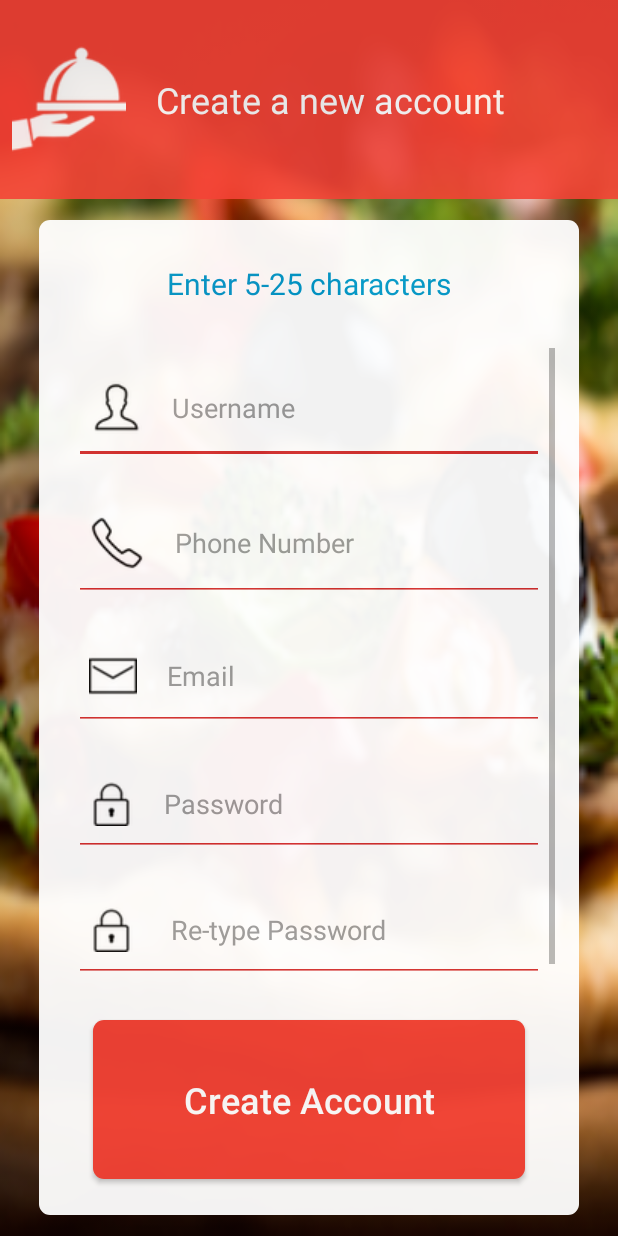
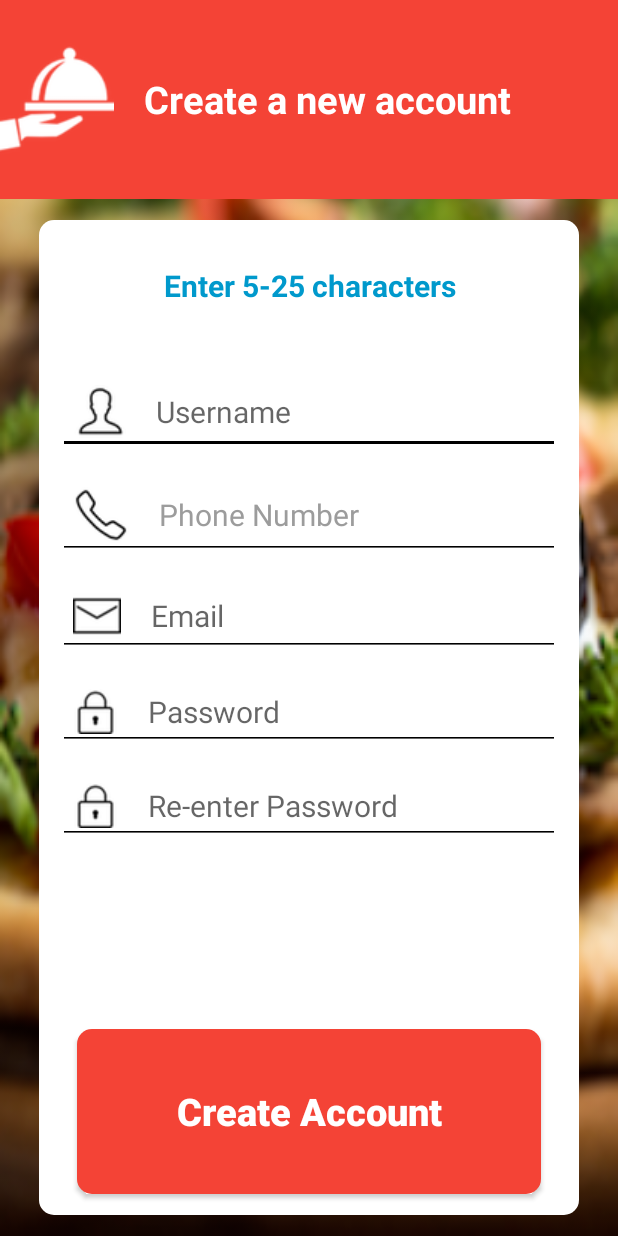
Before and after one commit to Ankitgarg891/OrderUpData, an Android app: the SignUpActivity screen opened directly, with no data from a screen before it, on a phone screen of 412 x 824 dp. Run offline under Robolectric (Android 15) with nearby library versions, the phone set to English and light mode, and no system bars; our stand-ins replace Firebase (no records; nobody signed in at launch, a user with empty details on screens opened directly).

Commit message:
8/10/17 - 4 : 15 pm

```diff
--- a/app/src/main/res/drawable/button_cornor_white.xml
+++ b/app/src/main/res/drawable/button_cornor_white.xml
@@ -2,22 +2,8 @@
 <shape xmlns:android="http://schemas.android.com/apk/res/android"
     android:shape="rectangle">
 
-    <corners android:radius="7dp"
+    <corners android:radius="10dp" />
 
-
-        />
-
-    <!--
-        <stroke
-            android:width="2dp"
-            android:color="@android:color/black"></stroke>-->
-
-    <solid android:color="@android:color/white"></solid>
-
-
-    <size
-        android:width="270dp"
-        android:height="60dp" />
-
+    <solid android:color="@color/primary"></solid>
 
 </shape>
--- a/app/src/main/res/layout/activity_sign_up.xml
+++ b/app/src/main/res/layout/activity_sign_up.xml
@@ -5,47 +5,30 @@
     android:layout_width="match_parent"
     android:layout_height="match_parent"
     android:orientation="vertical"
-
-
-    tools:context="com.example.food.orderup.SignUpActivity"
-
-    >
-
+    tools:context="com.example.food.orderup.SignUpActivity">
 
     <LinearLayout
         android:layout_width="match_parent"
         android:layout_height="match_parent"
-
-
         android:background="@drawable/pizza_half"
-
-
         android:orientation="vertical"
-        android:weightSum="12"
-
-        >
+        android:weightSum="12">
 
         <TextView
             android:layout_width="match_parent"
             android:layout_height="0dp"
             android:layout_weight="2"
-            android:alpha=".9"
             android:background="@color/primary"
             android:drawableLeft="@drawable/tray_76"
             android:drawablePadding="20dp"
             android:drawableTint="@android:color/white"
-
-
             android:gravity="center|start"
             android:paddingBottom="10dp"
-            android:paddingLeft="8dp"
             android:paddingTop="10dp"
             android:text="Create a new account"
             android:textColor="@android:color/white"
-            android:textSize="24dp"
-
-            />
-
+            android:textSize="25sp"
+            android:textStyle="bold" />
 
         <LinearLayout
             android:layout_width="match_parent"
@@ -55,41 +38,31 @@
             android:layout_marginRight="26dp"
             android:layout_marginTop="14dp"
             android:layout_weight="10"
-            android:alpha=".95"
-
-
             android:background="@drawable/button_cornor_white"
+            android:backgroundTint="@android:color/white"
             android:orientation="vertical"
-            android:paddingLeft="16dp"
-
-
-            android:paddingRight="16dp"
-
-            android:weightSum="18"
-
-
-            >
+            android:paddingLeft="5dp"
+            android:paddingRight="5dp"
+            android:weightSum="18">
 
             <TextView
                 android:id="@+id/error_details"
                 android:layout_width="match_parent"
                 android:layout_height="0dp"
-
-
                 android:layout_weight="2.5"
                 android:gravity="center"
                 android:padding="5dp"
                 android:text="Fill your details below "
                 android:textColor="@android:color/holo_blue_dark"
-                android:textSize="20dp" />
-
+                android:textSize="20sp"
+                android:textStyle="bold" />
 
             <ScrollView
                 android:layout_width="match_parent"
                 android:layout_height="0dp"
                 android:layout_marginBottom="5dp"
                 android:layout_weight="12.3"
-                android:scrollbarFadeDuration="10000">
+                android:scrollbars="none">
 
                 <LinearLayout
                     android:layout_width="match_parent"
@@ -97,225 +70,113 @@
                     android:orientation="vertical"
                     android:weightSum="17.5">
 
-
                     <EditText
                         android:id="@+id/new_user"
                         android:layout_width="match_parent"
-
                         android:layout_height="0dp"
-                        android:layout_marginBottom="12dp"
                         android:layout_marginLeft="7dp"
-
                         android:layout_marginRight="7dp"
                         android:layout_marginTop="12dp"
                         android:layout_weight="3.5"
-                        android:backgroundTint="@color/primary_dark"
-                        android:drawableLeft="@drawable/user_icon"
+                        android:backgroundTint="@android:color/black"
+                        android:drawableLeft="@drawable/user"
                         android:drawablePadding="20dp"
-
-                        android:drawableTint="@android:color/black"
-
-
                         android:hint="Username"
-                        android:imeOptions="actionNext"
                         android:inputType="textPersonName"
-                        android:paddingBottom="20dp"
-
-
                         android:paddingLeft="10dp"
                         android:textColor="@android:color/black"
-                        android:textColorHint="@color/grey"
-                        android:textSize="18sp"
-
-
-                        />
-
+                        android:textSize="20sp" />
 
                     <EditText
                         android:id="@+id/new_phone"
                         android:layout_width="match_parent"
-
                         android:layout_height="0dp"
-                        android:layout_marginBottom="12dp"
                         android:layout_marginLeft="7dp"
-
                         android:layout_marginRight="7dp"
                         android:layout_marginTop="12dp"
-
-
                         android:layout_weight="3.5"
-                        android:backgroundTint="@color/primary_dark"
+                        android:backgroundTint="@android:color/black"
                         android:drawableLeft="@drawable/phone"
                         android:drawablePadding="20dp"
-
-                        android:drawableTint="@android:color/black"
-
-
                         android:hint="Phone Number"
-                        android:imeOptions="actionNext"
-                        android:inputType="phone"
-                        android:paddingBottom="20dp"
-
-
+                        android:inputType="phone|textPhonetic"
                         android:paddingLeft="10dp"
                         android:textColor="@android:color/black"
                         android:textColorHint="@color/grey"
-
-
-                        android:textSize="18sp"
-
-
-                        />
+                        android:textSize="20sp" />
 
                     <EditText
                         android:id="@+id/new_email"
                         android:layout_width="match_parent"
-
                         android:layout_height="0dp"
-                        android:layout_marginBottom="12dp"
                         android:layout_marginLeft="7dp"
-
                         android:layout_marginRight="7dp"
                         android:layout_marginTop="12dp"
                         android:layout_weight="3.5"
-                        android:backgroundTint="@color/primary_dark"
-
+                        android:backgroundTint="@android:color/black"
                         android:drawableLeft="@drawable/mail"
-
                         android:drawablePadding="20dp"
-                        android:drawableTint="@android:color/black"
-
-
                         android:hint="Email"
-                        android:imeOptions="actionNext"
-                        android:inputType="textWebEmailAddress"
-                        android:paddingBottom="20dp"
-
-
+                        android:inputType="textEmailAddress"
                         android:paddingLeft="10dp"
                         android:textColor="@android:color/black"
-                        android:textColorHint="@color/grey"
-
-
-                        android:textSize="18sp"
-
-
-                        />
-
+                        android:textSize="20sp" />
 
                     <EditText
-
-
                         android:id="@+id/new_password"
                         android:layout_width="match_parent"
                         android:layout_height="0dp"
-
-                        android:layout_marginBottom="12dp"
                         android:layout_marginLeft="7dp"
                         android:layout_marginRight="7dp"
                         android:layout_marginTop="12dp"
-
                         android:layout_weight="3.5"
-
-                        android:backgroundTint="@color/primary_dark"
-
+                        android:backgroundTint="@android:color/black"
                         android:drawableLeft="@drawable/lock"
                         android:drawablePadding="20dp"
-
-
-                        android:drawableTint="@android:color/black"
-
                         android:hint="Password"
-                        android:imeOptions="actionNext"
                         android:inputType="textPassword"
-
-
-                        android:paddingBottom="20dp"
                         android:paddingLeft="10dp"
-
                         android:textColor="@android:color/black"
-
-
-                        android:textColorHint="@color/grey"
-                        android:textSize="18sp"
-
-
-                        />
-
+                        android:textSize="20sp" />
 
                     <EditText
                         android:id="@+id/new_re_password"
                         android:layout_width="match_parent"
                         android:layout_height="0dp"
-
-
-                        android:layout_marginBottom="12dp"
                         android:layout_marginLeft="7dp"
                         android:layout_marginRight="7dp"
                         android:layout_marginTop="12dp"
-
                         android:layout_weight="3.5"
-
-                        android:backgroundTint="@color/primary_dark"
-
-
+                        android:backgroundTint="@android:color/black"
                         android:drawableLeft="@drawable/lock"
-
                         android:drawablePadding="20dp"
-
-
-                        android:drawableTint="@android:color/black"
-                        android:hint=" Re-type Password"
-                        android:imeOptions="actionDone"
+                        android:hint="Re-enter Password"
                         android:inputType="textPassword"
-
-
-                        android:paddingBottom="20dp"
                         android:paddingLeft="10dp"
-
                         android:textColor="@android:color/black"
-
-
-                        android:textColorHint="@color/grey"
-
-                        android:textSize="18sp"
-
-
-                        />
-
+                        android:textSize="20sp" />
 
                 </LinearLayout>
             </ScrollView>
-
 
             <Button
                 android:id="@+id/create_account"
                 android:layout_width="match_parent"
                 android:layout_height="0dp"
-
-                android:layout_margin="20dp"
+                android:layout_marginBottom="10dp"
+                android:layout_marginLeft="20dp"
+                android:layout_marginRight="20dp"
+                android:layout_marginTop="10dp"
                 android:layout_weight="3.1"
-
-
                 android:background="@drawable/button_cornor_white"
                 android:backgroundTint="@color/primary"
-
                 android:gravity="center"
                 android:text="Create Account"
                 android:textAllCaps="false"
                 android:textColor="@android:color/white"
-
-
-                android:textSize="24dp"
-
-
-                />
-
+                android:textSize="25sp"
+                android:textStyle="bold" />
 
         </LinearLayout>
-
-
     </LinearLayout>
-
-
 </FrameLayout>
```
Also changed, not shown: app/src/main/AndroidManifest.xml (+5 -8 lines), app/src/main/java/com/example/food/orderup/AppetizerFragment.java (+18 -3 lines), app/src/main/res/layout/activity_login.xml (+35 -122 lines), app/src/main/res/layout/fragment_layout.xml (+1 -6 lines), app/src/main/res/drawable/show_password.png (deleted), app/src/main/res/drawable/splash_table.jpg (deleted), app/src/main/res/drawable/user.png (renamed from app/src/main/res/drawable/user_icon.png).
